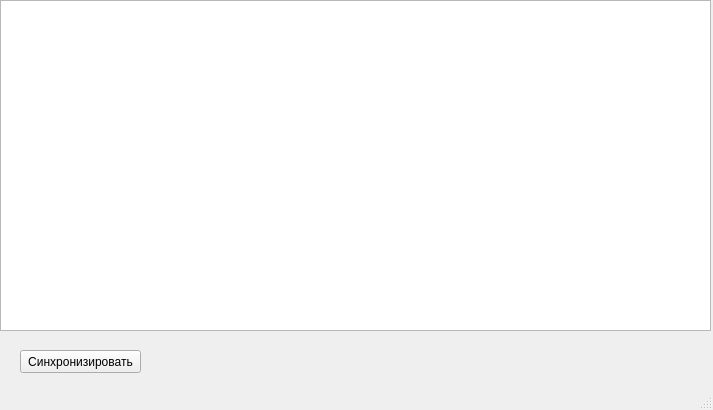
Before: the Qt Designer form mainwindow.ui in YuriyPovodyryov/SyncArchive, drawn with Qt 5.
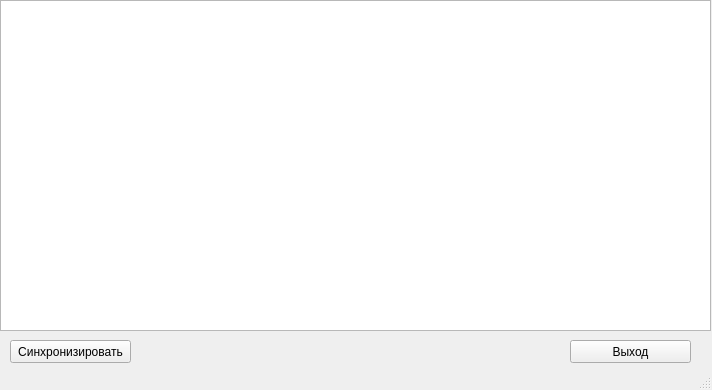
After: the same form once the commit is applied.

The edit to the form file:
```diff
--- a/mainwindow.ui
+++ b/mainwindow.ui
@@ -6,8 +6,8 @@
    <rect>
     <x>0</x>
     <y>0</y>
-    <width>713</width>
-    <height>410</height>
+    <width>712</width>
+    <height>390</height>
    </rect>
   </property>
   <property name="windowTitle">
@@ -33,8 +33,8 @@
    <widget class="QPushButton" name="pushButton_Sync">
     <property name="geometry">
      <rect>
-      <x>20</x>
-      <y>350</y>
+      <x>10</x>
+      <y>340</y>
       <width>121</width>
       <height>23</height>
      </rect>
@@ -43,6 +43,19 @@
      <string>Синхронизировать</string>
     </property>
    </widget>
+   <widget class="QPushButton" name="pushButton_Exit">
+    <property name="geometry">
+     <rect>
+      <x>570</x>
+      <y>340</y>
+      <width>121</width>
+      <height>23</height>
+     </rect>
+    </property>
+    <property name="text">
+     <string>Выход</string>
+    </property>
+   </widget>
   </widget>
   <widget class="QStatusBar" name="statusBar"/>
  </widget>
```
Left out of the diff: 7 changed lines with no effect on the pictures.
